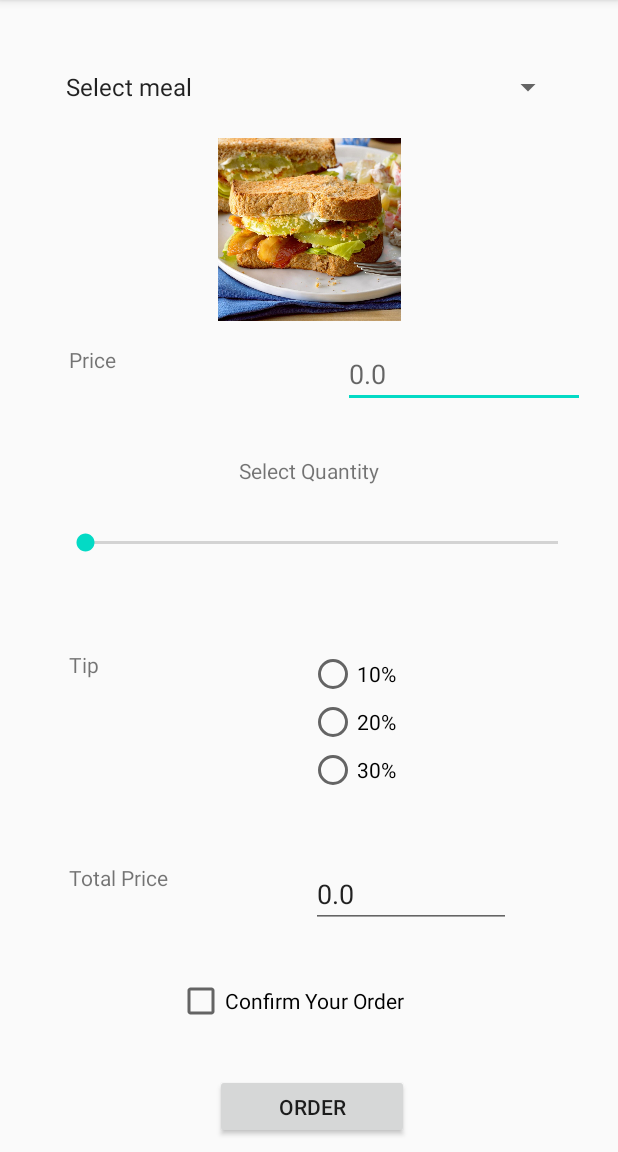
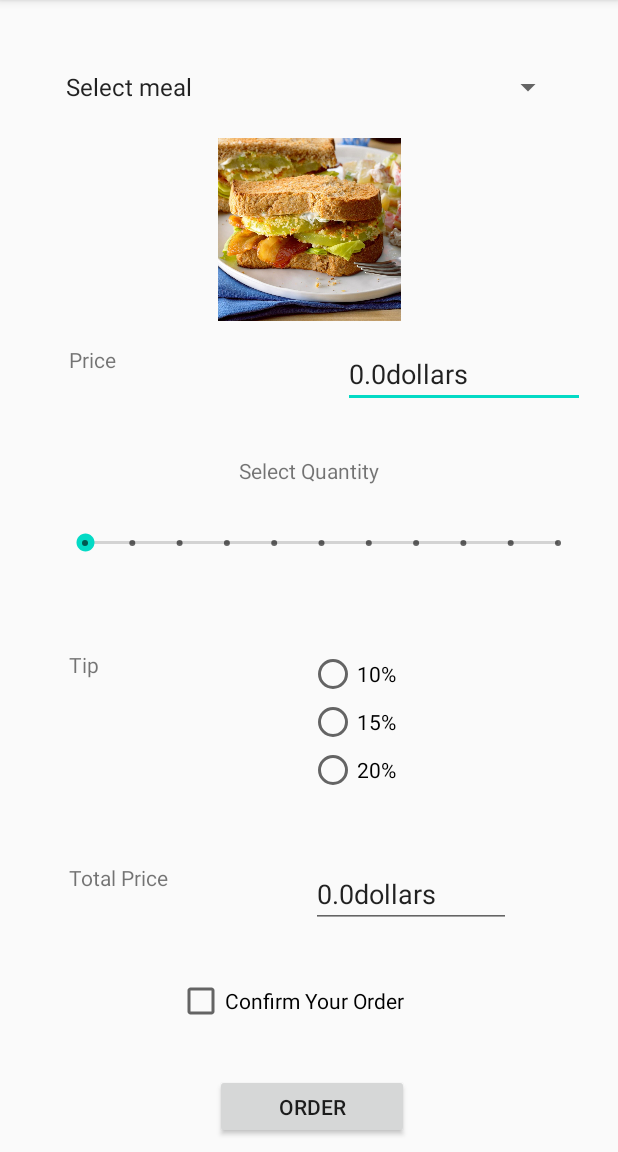
Before and after one commit to Lovepreet164/Assignment3, an Android app: the screen it shows after launch (MainActivity), on a phone screen of 412 x 824 dp, the part 84-1236 px from its top. Run offline under Robolectric (Android 15) with nearby library versions, the phone set to English and light mode, and no system bars.

Commit message:
Third commit

```diff
--- a/app/src/main/java/com/example/assignment3/MainActivity.java
+++ b/app/src/main/java/com/example/assignment3/MainActivity.java
@@ -3,21 +3,44 @@ package com.example.assignment3;
 import androidx.appcompat.app.AppCompatActivity;
 
 import android.os.Bundle;
+import android.util.Log;
 import android.view.View;
 import android.widget.AdapterView;
+import android.widget.Button;
+import android.widget.CheckBox;
+import android.widget.CompoundButton;
+import android.widget.EditText;
 import android.widget.ImageView;
+import android.widget.RadioGroup;
+import android.widget.SeekBar;
 import android.widget.Spinner;
+import android.widget.Switch;
+import android.widget.TextView;
+import android.widget.Toast;
 
 public class MainActivity extends AppCompatActivity {
 
+    double price;
+    int quantity;
+    double total;
+    double tippert;
     ImageView image;
+    EditText ET;
     @Override
     protected void onCreate(Bundle savedInstanceState) {
         super.onCreate(savedInstanceState);
         setContentView(R.layout.activity_main);
 
         image = findViewById(R.id.imageView);
+
+        RadioGroup radioGroup = findViewById(R.id.radioGroup6);
         Spinner spinner = findViewById(R.id.spinner);
+        SeekBar seekBar = findViewById(R.id.seekBar);
+        TextView textView = findViewById(R.id.textView2);
+        CheckBox checkBox = findViewById(R.id.checkBox);
+       ET = findViewById(R.id.editText3);
+        final EditText pricetext = findViewById(R.id.editText);
+        final double prices[] = {0,10,12,15,10,23,11,9,15,20,12};
 
         final int[] srcArray = {
                 R.drawable.meal1,
@@ -36,20 +59,73 @@ public class MainActivity extends AppCompatActivity {
             @Override
             public void onItemSelected(AdapterView<?> parent, View view, int position, long id) {
                 image.setImageResource(srcArray[position]);
+                price = prices[position];
+                pricetext.setText(price +"dollars");
+                double mealprice = price * quantity;
+                total = mealprice + mealprice * tippert + mealprice * 0.13;
+                ET.setText(total + "dollars");
+
             }
+
 
             @Override
             public void onNothingSelected(AdapterView<?> parent) {
 
             }
         });
+        Button btn = findViewById(R.id.buttonOrder);
+        btn.setOnClickListener(new View.OnClickListener() {
+            @Override
+            public void onClick(View v) {
+                Log.i("Info","Lovepreet ere");
+
+            }
+        });
+        radioGroup.setOnCheckedChangeListener(new RadioGroup.OnCheckedChangeListener() {
+            @Override
+            public void onCheckedChanged(RadioGroup group, int checkedId) {
+                switch (checkedId) {
+                    case R.id.radioButton:
+                        tippert = 0.10;
+                        break;
+                    case R.id.radioButton2:
+                        tippert = 0.15;
+                        break;
+                    case R.id.radioButton4:
+                        tippert = 0.20;
+                        break;
+
+                }
+                double mealprice = price * quantity;
+                total = mealprice + mealprice * tippert + mealprice * 0.13;
+                ET.setText(total + "dollars");
+            }
+        });
+
+        seekBar.setOnSeekBarChangeListener(new SeekBar.OnSeekBarChangeListener() {
+            @Override
+            public void onProgressChanged(SeekBar seekBar, int progress, boolean fromUser) {
+                if (fromUser)
+                   quantity =  seekBar.getProgress();
+                double mealprice = price * quantity;
+                total = mealprice + mealprice * tippert + mealprice * 0.13;
+                ET.setText(total + "dollars");
+            }
+
+            @Override
+            public void onStartTrackingTouch(SeekBar seekBar) {
+
+            }
+
+            @Override
+            public void onStopTrackingTouch(SeekBar seekBar) {
+
+            }
+        });
+
+    }
 
 
 
 
     }
-    public void changeSource(View view){
-        ImageView imageView = (ImageView) view;
-        imageView.setBackgroundResource(R.drawable.meal1);
-    }
-}
--- a/app/src/main/res/layout/activity_main.xml
+++ b/app/src/main/res/layout/activity_main.xml
@@ -58,11 +58,13 @@
 
     <SeekBar
         android:id="@+id/seekBar"
+        style="@style/Widget.AppCompat.SeekBar.Discrete"
         android:layout_width="347dp"
         android:layout_height="46dp"
         android:layout_marginStart="24dp"
         android:layout_marginTop="16dp"
         android:layout_marginEnd="24dp"
+        android:max="10"
         app:layout_constraintEnd_toEndOf="parent"
         app:layout_constraintHorizontal_bias="1.0"
         app:layout_constraintStart_toStartOf="parent"
@@ -84,6 +86,7 @@
         android:layout_width="133dp"
         android:layout_height="43dp"
         android:layout_marginTop="28dp"
+        android:editable="false"
         android:ems="10"
         android:inputType="textPersonName"
         android:text="0.0"
@@ -104,7 +107,7 @@
         app:layout_constraintTop_toBottomOf="@+id/editText3" />
 
     <Button
-        android:id="@+id/button2"
+        android:id="@+id/buttonOrder"
         android:layout_width="129dp"
         android:layout_height="43dp"
         android:layout_marginTop="32dp"
@@ -133,13 +136,13 @@
             android:id="@+id/radioButton2"
             android:layout_width="match_parent"
             android:layout_height="wrap_content"
-            android:text="20%" />
+            android:text="15%" />
 
         <RadioButton
             android:id="@+id/radioButton4"
             android:layout_width="match_parent"
             android:layout_height="wrap_content"
-            android:text="30%" />
+            android:text="20%" />
     </RadioGroup>
 
     <TextView
```
